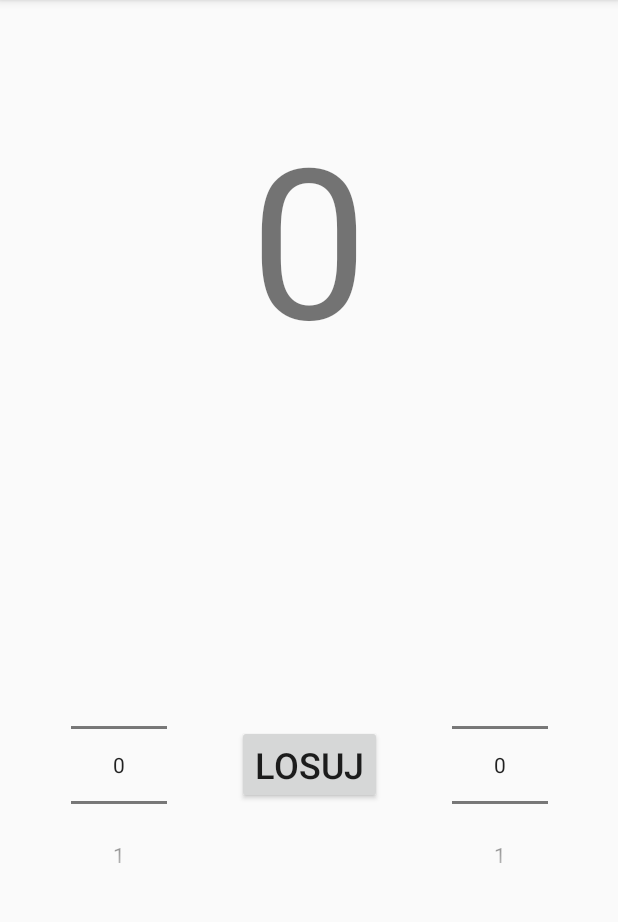
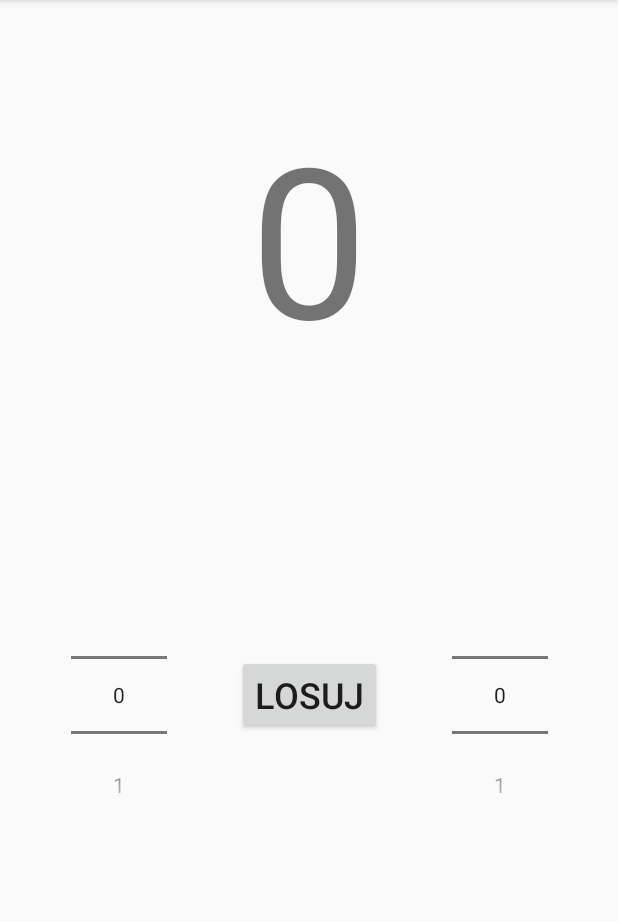
Before and after one commit to TheLastGimbus/Losowanko, an Android app: the screen it shows after launch (MainActivity), on a phone screen of 412 x 824 dp, the part 84-1006 px from its top. Run offline under Robolectric (Android 15) with nearby library versions, the phone set to English and light mode, and no system bars; libraries missing offline, so code that uses them is left out: org.jetbrains.anko; 3 statements that could not run were skipped.

Commit message:
Yeah, that was useful...

```diff
--- a/app/src/main/res/layout/activity_main.xml
+++ b/app/src/main/res/layout/activity_main.xml
@@ -31,7 +31,8 @@
         app:layout_constraintBottom_toBottomOf="parent"
         app:layout_constraintEnd_toEndOf="parent"
         app:layout_constraintStart_toStartOf="parent"
-        app:layout_constraintTop_toBottomOf="@+id/textView_output" />
+        app:layout_constraintTop_toBottomOf="@+id/textView_output"
+        app:layout_constraintVertical_bias="0.39999998" />
 
     <NumberPicker
         android:id="@+id/picker_min"
```
